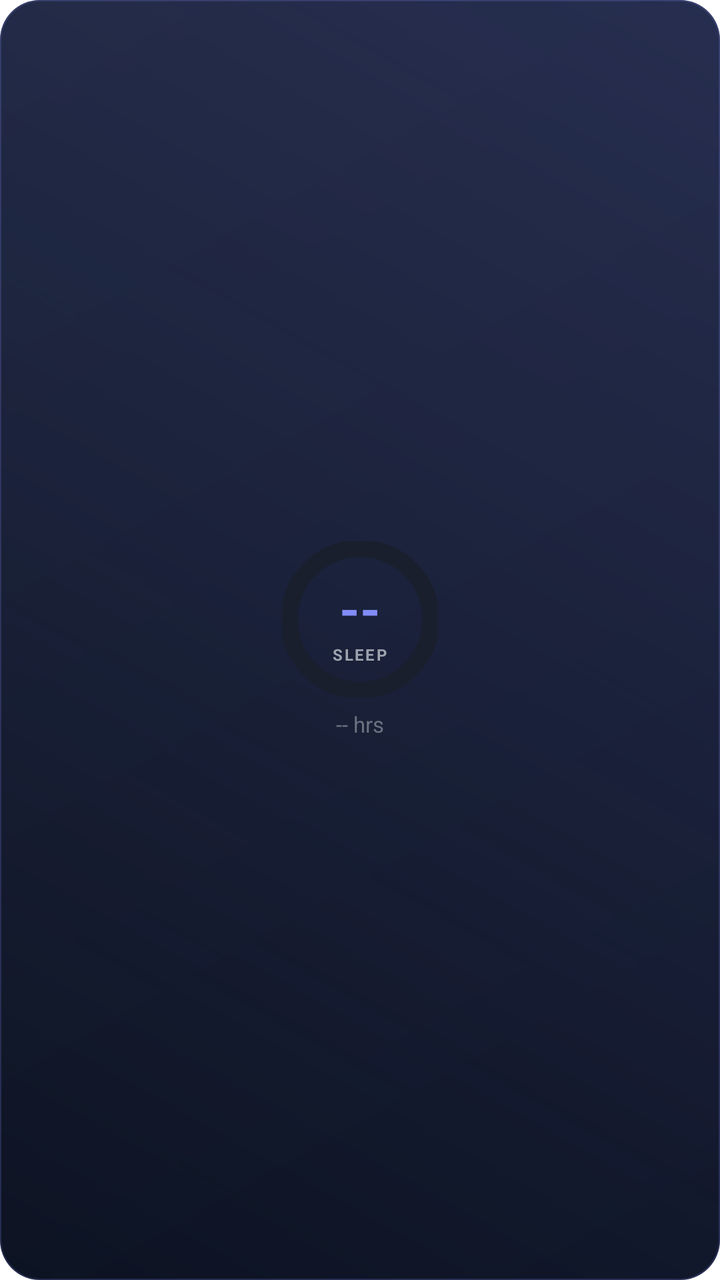
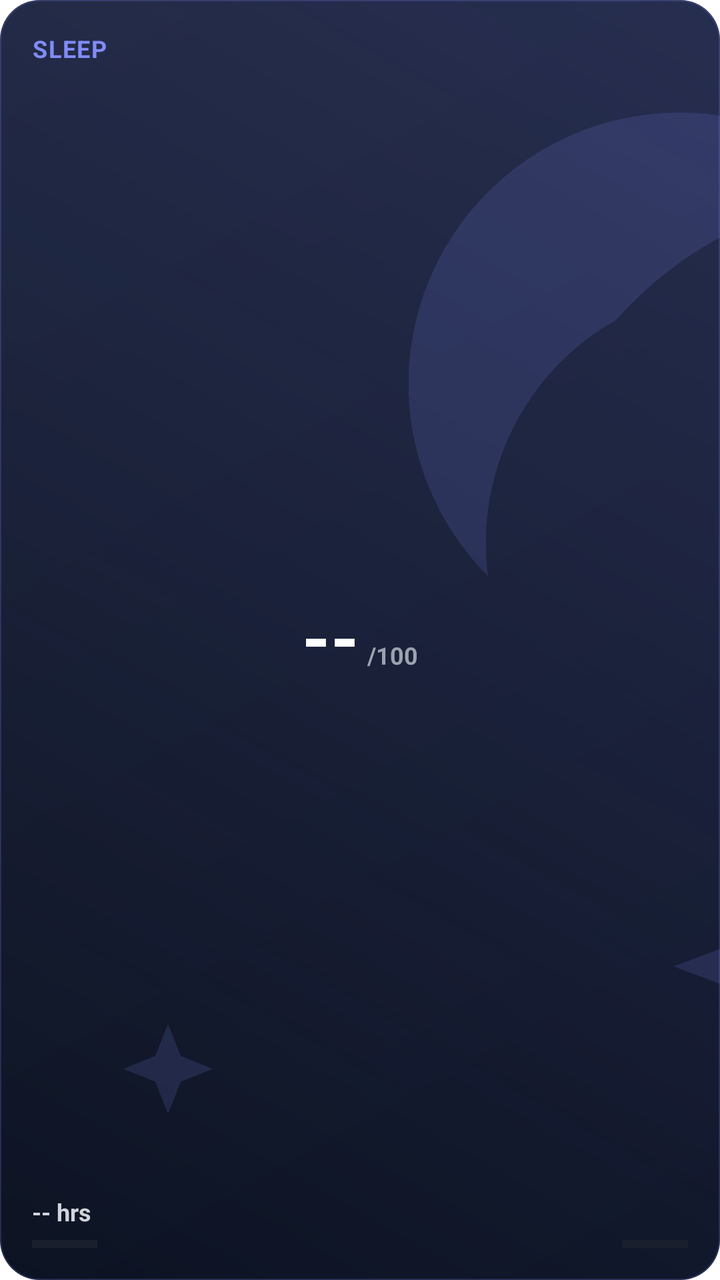

Compare the two renders of this Android layout. The source of the first and the diff that turns it into the second are given below.
<!-- AndroidManifest.xml: fallback theme Theme.MaterialComponents.DayNight.NoActionBar -->
<!-- res/layout/widget_sleep.xml -->
<?xml version="1.0" encoding="utf-8"?>
<FrameLayout xmlns:android="http://schemas.android.com/apk/res/android"
    android:id="@+id/widget_root"
    android:layout_width="match_parent"
    android:layout_height="match_parent"
    android:background="@drawable/widget_bg_sleep"
    android:padding="16dp">

    <LinearLayout
        android:layout_width="wrap_content"
        android:layout_height="wrap_content"
        android:layout_gravity="center"
        android:gravity="center_horizontal"
        android:orientation="vertical">

        <FrameLayout
            android:layout_width="78dp"
            android:layout_height="78dp">

            <ProgressBar
                android:id="@+id/sleep_progress"
                style="?android:attr/progressBarStyleHorizontal"
                android:layout_width="78dp"
                android:layout_height="78dp"
                android:indeterminate="false"
                android:max="100"
                android:progress="0"
                android:progressDrawable="@drawable/widget_circular_progress_purple" />

            <LinearLayout
                android:layout_width="match_parent"
                android:layout_height="match_parent"
                android:gravity="center"
                android:orientation="vertical">

                <TextView
                    android:id="@+id/widget_sleep_score"
                    android:layout_width="wrap_content"
                    android:layout_height="wrap_content"
                    android:text="--"
                    android:textColor="#818CF8"
                    android:textSize="26sp"
                    android:textStyle="bold" />

                <TextView
                    android:layout_width="wrap_content"
                    android:layout_height="wrap_content"
                    android:text="SLEEP"
                    android:textAllCaps="true"
                    android:textColor="#9CA3AF"
                    android:textSize="8sp"
                    android:textStyle="bold"
                    android:letterSpacing="0.1" />

            </LinearLayout>

        </FrameLayout>

        <TextView
            android:id="@+id/widget_sleep_duration"
            android:layout_width="wrap_content"
            android:layout_height="wrap_content"
            android:layout_marginTop="6dp"
            android:text="-- hrs"
            android:textColor="#6B7280"
            android:textSize="11sp" />

    </LinearLayout>

</FrameLayout>
<!-- resources referenced by this layout -->
<resources>
  <!-- drawable widget_bg_sleep (drawable) -->
  <?xml version="1.0" encoding="utf-8"?>
  <layer-list xmlns:android="http://schemas.android.com/apk/res/android">
  
      
      <item>
          <shape android:shape="rectangle">
              <gradient
                  android:startColor="#0B1120"
                  android:endColor="#111827"
                  android:angle="135"
                  android:type="linear" />
              <corners android:radius="20dp" />
          </shape>
      </item>
  
      
      <item>
          <shape android:shape="rectangle">
              <gradient
                  android:startColor="#33818CF8"
                  android:endColor="#00000000"
                  android:angle="225"
                  android:type="linear" />
              <corners android:radius="20dp" />
          </shape>
      </item>
  
      
      <item>
          <shape android:shape="rectangle">
              <stroke
                  android:width="0.5dp"
                  android:color="#33818CF8" />
              <corners android:radius="20dp" />
              <solid android:color="@android:color/transparent" />
          </shape>
      </item>
  
  </layer-list>
  <!-- drawable widget_circular_progress_purple (drawable) -->
  <?xml version="1.0" encoding="utf-8"?>
  <layer-list xmlns:android="http://schemas.android.com/apk/res/android">
  
      
      <item>
          <shape
              android:shape="ring"
              android:innerRadiusRatio="2.5"
              android:thicknessRatio="9"
              android:useLevel="false">
              <solid android:color="#1A1F2E" />
          </shape>
      </item>
  
      
      <item>
          <rotate
              android:fromDegrees="270"
              android:toDegrees="270"
              android:pivotX="50%"
              android:pivotY="50%">
              <shape
                  android:shape="ring"
                  android:innerRadiusRatio="2.5"
                  android:thicknessRatio="9"
                  android:useLevel="true">
                  <solid android:color="#818CF8" />
              </shape>
          </rotate>
      </item>
  
  </layer-list>
</resources>

<!-- the commit's change to res/layout/widget_sleep.xml (unified diff, before → after) -->
@@ -3,68 +3,87 @@
     android:id="@+id/widget_root"
     android:layout_width="match_parent"
     android:layout_height="match_parent"
-    android:background="@drawable/widget_bg_sleep"
-    android:padding="16dp">
+    android:background="@drawable/widget_bg_sleep">
 
-    <LinearLayout
-        android:layout_width="wrap_content"
-        android:layout_height="wrap_content"
-        android:layout_gravity="center"
-        android:gravity="center_horizontal"
-        android:orientation="vertical">
+    <ImageView
+        android:layout_width="match_parent"
+        android:layout_height="match_parent"
+        android:src="@drawable/vector_sleep_bg"
+        android:scaleType="centerCrop" />
 
-        <FrameLayout
-            android:layout_width="78dp"
-            android:layout_height="78dp">
+    <RelativeLayout
+        android:layout_width="match_parent"
+        android:layout_height="match_parent"
+        android:padding="16dp">
 
-            <ProgressBar
-                android:id="@+id/sleep_progress"
-                style="?android:attr/progressBarStyleHorizontal"
-                android:layout_width="78dp"
-                android:layout_height="78dp"
-                android:indeterminate="false"
-                android:max="100"
-                android:progress="0"
-                android:progressDrawable="@drawable/widget_circular_progress_purple" />
+        <TextView
+            android:layout_width="wrap_content"
+            android:layout_height="wrap_content"
+            android:layout_alignParentTop="true"
+            android:layout_alignParentStart="true"
+            android:text="SLEEP"
+            android:textColor="#818CF8"
+            android:textSize="12sp"
+            android:textStyle="bold"
+            android:letterSpacing="0.05" />
+
+        <LinearLayout
+            android:layout_width="wrap_content"
+            android:layout_height="wrap_content"
+            android:layout_centerInParent="true"
+            android:orientation="vertical"
+            android:gravity="center">
 
             <LinearLayout
-                android:layout_width="match_parent"
-                android:layout_height="match_parent"
-                android:gravity="center"
-                android:orientation="vertical">
-
+                android:layout_width="wrap_content"
+                android:layout_height="wrap_content"
+                android:orientation="horizontal"
+                android:gravity="bottom">
                 <TextView
                     android:id="@+id/widget_sleep_score"
                     android:layout_width="wrap_content"
                     android:layout_height="wrap_content"
                     android:text="--"
-                    android:textColor="#818CF8"
-                    android:textSize="26sp"
-                    android:textStyle="bold" />
-
+                    android:textColor="#FFFFFF"
+                    android:textSize="36sp"
+                    android:textStyle="bold"
+                    android:includeFontPadding="false" />
                 <TextView
                     android:layout_width="wrap_content"
                     android:layout_height="wrap_content"
-                    android:text="SLEEP"
-                    android:textAllCaps="true"
+                    android:layout_marginStart="4dp"
+                    android:text="/100"
                     android:textColor="#9CA3AF"
-                    android:textSize="8sp"
-                    android:textStyle="bold"
-                    android:letterSpacing="0.1" />
+                    android:textSize="12sp"
+                    android:textStyle="bold" />
+            </LinearLayout>
+        </LinearLayout>
 
-            </LinearLayout>
+        <LinearLayout
+            android:layout_width="match_parent"
+            android:layout_height="wrap_content"
+            android:layout_alignParentBottom="true"
+            android:orientation="vertical">
 
-        </FrameLayout>
+            <TextView
+                android:id="@+id/widget_sleep_duration"
+                android:layout_width="wrap_content"
+                android:layout_height="wrap_content"
+                android:text="-- hrs"
+                android:textColor="#D1D5DB"
+                android:textSize="12sp"
+                android:textStyle="bold"
+                android:layout_marginBottom="6dp" />
 
-        <TextView
-            android:id="@+id/widget_sleep_duration"
-            android:layout_width="wrap_content"
-            android:layout_height="wrap_content"
-            android:layout_marginTop="6dp"
-            android:text="-- hrs"
-            android:textColor="#6B7280"
-            android:textSize="11sp" />
-
-    </LinearLayout>
-
+            <ProgressBar
+                android:id="@+id/sleep_progress"
+                style="?android:attr/progressBarStyleHorizontal"
+                android:layout_width="match_parent"
+                android:layout_height="4dp"
+                android:indeterminate="false"
+                android:max="100"
+                android:progress="0"
+                android:progressDrawable="@drawable/widget_circular_progress_purple" />
+        </LinearLayout>
+    </RelativeLayout>
 </FrameLayout>
<!-- resource entries referenced after the edit -->
@@ -1,5 +1,27 @@
 <!-- resources referenced by this layout -->
 <resources>
+  <!-- drawable vector_sleep_bg (drawable) -->
+  <vector xmlns:android="http://schemas.android.com/apk/res/android"
+      android:width="200dp"
+      android:height="200dp"
+      android:viewportWidth="200"
+      android:viewportHeight="200"
+      android:alpha="0.15">
+      
+      <path
+          android:fillColor="#818CF8"
+          android:pathData="M140,50 A 40,40 0 0,0 120,90 A 40,40 0 1,1 180,30 A 60,60 0 0,0 140,50 Z" />
+      
+      <path
+          android:fillColor="#818CF8"
+          android:pathData="M 30,40 L 33,48 L 41,51 L 33,54 L 30,62 L 27,54 L 19,51 L 27,48 Z" />
+      <path
+          android:fillColor="#818CF8"
+          android:pathData="M 160,140 L 163,148 L 171,151 L 163,154 L 160,162 L 157,154 L 149,151 L 157,148 Z" />
+      <path
+          android:fillColor="#818CF8"
+          android:pathData="M 70,160 L 72,165 L 77,167 L 72,169 L 70,174 L 68,169 L 63,167 L 68,165 Z" />
+  </vector>
   <!-- drawable widget_bg_sleep (drawable) -->
   <?xml version="1.0" encoding="utf-8"?>
   <layer-list xmlns:android="http://schemas.android.com/apk/res/android">
